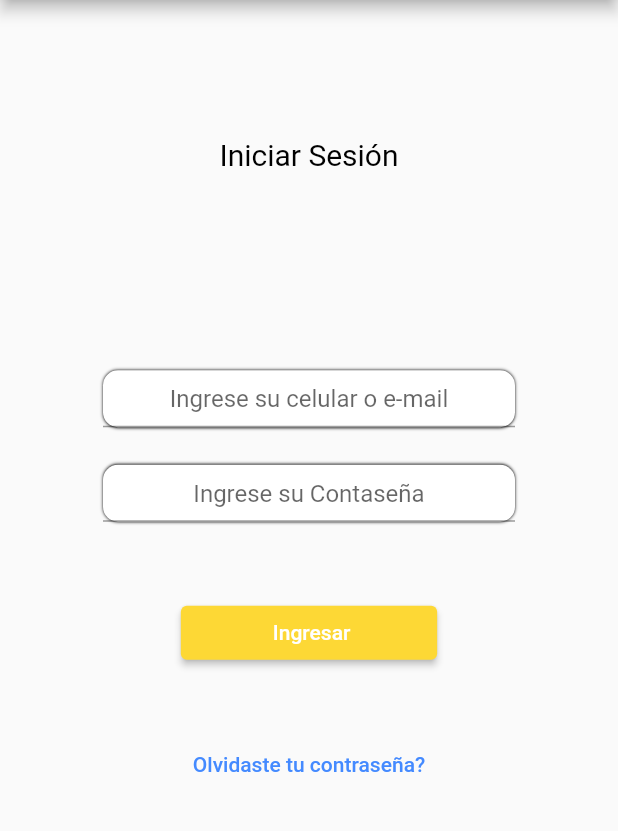
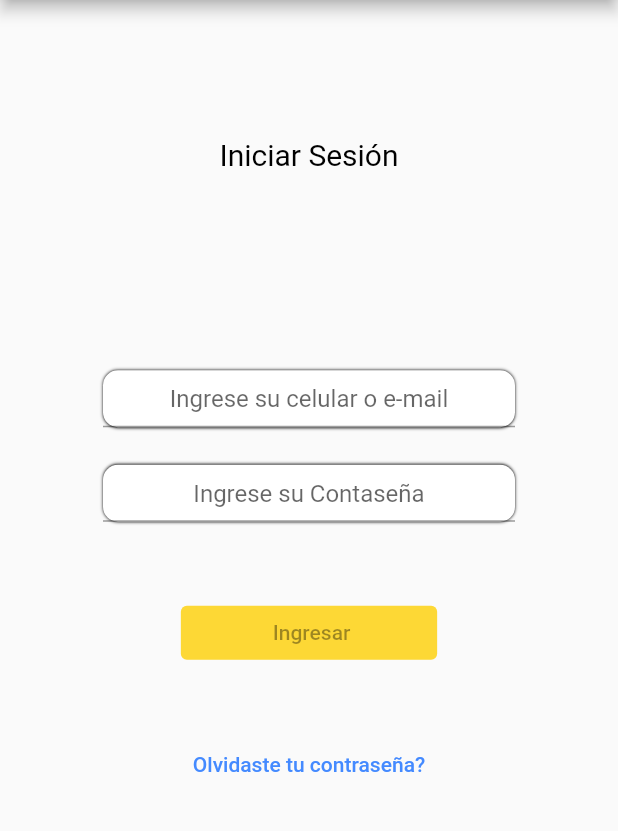
Before and after one commit to taxiSegurito/taxi-segurito-flutter-version, a Flutter app: the screen it shows after launch, on a phone screen of 412 x 824 dp, the part 84-915 px from its top. Run offline on Flutter 3.47's test engine with Material 2 defaults, Android fonts, the phone set to English and light mode, and no system bars; our stand-ins replace fluttertoast, rxdart.

Commit message:
Funcionalidad del login, base de datos validaciones

```diff
--- /dev/null
+++ b/lib/bloc/env.dart
@@ -0,0 +1,3 @@
+class Service {
+  static const url = "https://10.0.2.2/flutter_api/";
+}
--- /dev/null
+++ b/lib/models/usuario.dart
@@ -0,0 +1,7 @@
+class Usuario {
+  // faltan definir algunos atributos
+  String username;
+  String password;
+
+  Usuario(this.username, this.password);
+}
--- a/lib/pages/login/login_page.dart
+++ b/lib/pages/login/login_page.dart
@@ -1,4 +1,8 @@
 import 'package:flutter/material.dart';
+import 'package:taxi_segurito_app/bloc/blocValidate.dart';
+import 'package:taxi_segurito_app/bloc/userBloc.dart';
+import 'package:taxi_segurito_app/models/usuario.dart';
+import 'package:fluttertoast/fluttertoast.dart';
 
 class UserLoginPage extends StatefulWidget {
   const UserLoginPage({Key? key}) : super(key: key);
@@ -61,11 +65,19 @@ class _UserLoginPageState extends State<UserLoginPage> {
                           boxShadow: [
                             BoxShadow(color: Colors.black, blurRadius: 1)
                           ]),
-                      child: TextField(
+                      child: StreamBuilder(
+                        stream: bloc.username,
+                        builder: (context, snapshot) {
+                          return TextField(
+                            keyboardType: TextInputType.text,
                             textAlign: TextAlign.center,
                             decoration: InputDecoration(
                                 //icon: Icon(Icons.account_box_outlined),
-                            hintText: "Ingrese su celular o e-mail"),
+                                hintText: "Ingrese su celular o e-mail",
+                                errorText: snapshot.error?.toString()),
+                            onChanged: bloc.changeEmail,
+                          );
+                        },
                       ),
                     ),
                     Container(
@@ -78,12 +90,18 @@ class _UserLoginPageState extends State<UserLoginPage> {
                           boxShadow: [
                             BoxShadow(color: Colors.black, blurRadius: 1)
                           ]),
-                      child: TextField(
+                      child: StreamBuilder(
+                        stream: bloc.password,
+                        builder: (context, snapshot) {
+                          return TextField(
                             textAlign: TextAlign.center,
                             decoration: InputDecoration(
                                 // icon: Icon(Icons.lock),
                                 hintText: "Ingrese su Contaseña",
-                        ),
+                                errorText: snapshot.error?.toString()),
+                            onChanged: bloc.changePassword,
+                          );
+                        },
                       ),
                     ),
 
@@ -96,15 +114,46 @@ class _UserLoginPageState extends State<UserLoginPage> {
                         child: Column(
                           //mainAxisAlignment: MainAxisAlignment.center,
                           children: [
-                            ElevatedButton(
+                            StreamBuilder(
+                              stream: bloc.submitValid,
+                              builder: (context, snapshot) {
+                                return ElevatedButton(
                                     style: ButtonStyle(
                                       backgroundColor:
                                           MaterialStateProperty.all<Color>(
                                               Colors.yellow.shade600),
                                     ),
-                                onPressed: () {},
-                                child:
-                                    Text("             Ingresar            "))
+                                    onPressed: snapshot.hasData
+                                        ? () async {
+                                            Usuario us = Usuario(
+                                                bloc.usernameController.value,
+                                                bloc.passwordController.value);
+                                            final result = await login(us);
+                                            if (result) {
+                                              print("Bienvenido");
+                                              FToast fToast = FToast();
+                                              fToast.init(context);
+                                              fToast.showToast(
+                                                child: toast,
+                                                toastDuration:
+                                                    Duration(seconds: 2),
+                                              );
+                                            } else {
+                                              print("Datos Incorrectos");
+                                              FToast fToast = FToast();
+                                              fToast.init(context);
+                                              fToast.showToast(
+                                                child: errorToast,
+                                                toastDuration:
+                                                    Duration(seconds: 2),
+                                              );
+                                            }
+                                          }
+                                        : null,
+                                    child: Text(
+                                        "             Ingresar            "));
+                              },
+                            )
                           ],
                         ),
                       ),
@@ -133,4 +182,44 @@ class _UserLoginPageState extends State<UserLoginPage> {
           ),
         ));
   }
+
+  Widget toast = Center(
+    child: Container(
+      padding: const EdgeInsets.symmetric(horizontal: 24.0, vertical: 12.0),
+      decoration: BoxDecoration(
+        borderRadius: BorderRadius.circular(25.0),
+        color: Colors.greenAccent,
+      ),
+      child: Row(
+        mainAxisSize: MainAxisSize.min,
+        children: [
+          Icon(Icons.check),
+          SizedBox(
+            width: 12.0,
+          ),
+          Text("Bienvenido"),
+        ],
+      ),
+    ),
+  );
+
+  Widget errorToast = Center(
+    child: Container(
+      padding: const EdgeInsets.symmetric(horizontal: 24.0, vertical: 12.0),
+      decoration: BoxDecoration(
+        borderRadius: BorderRadius.circular(25.0),
+        color: Colors.redAccent,
+      ),
+      child: Row(
+        mainAxisSize: MainAxisSize.min,
+        children: [
+          Icon(Icons.error),
+          SizedBox(
+            width: 12.0,
+          ),
+          Text("Datos Invalidos"),
+        ],
+      ),
+    ),
+  );
 }
--- a/pubspec.yaml
+++ b/pubspec.yaml
@@ -28,6 +28,9 @@ dependencies:
   # The following adds the Cupertino Icons font to your application.
   # Use with the CupertinoIcons class for iOS style icons.
   cupertino_icons: ^1.0.2
+  http: ^0.13.3
+  rxdart: ^0.27.2
+  fluttertoast: ^8.0.8
 
 dev_dependencies:
   flutter_test:
```
Also changed, not shown: lib/bloc/blocValidate.dart (added, +26 -0 lines), lib/bloc/userBloc.dart (added, +19 -0 lines), lib/bloc/validator.dart (added, +21 -0 lines), lib/main.dart (+15 -1 lines), pubspec.lock. Lines whose indentation alone changed are shown as unchanged.
